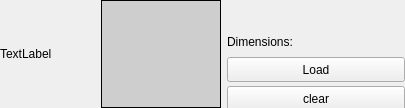
This is src/widgets/texturepicker.ui in jahshaka/Studio as Qt 5 draws it before an edit. The edited form follows.
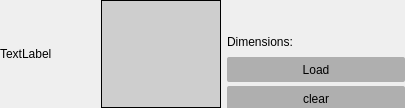
This is the edited form.

What changed in the file:
```diff
--- a/src/widgets/texturepicker.ui
+++ b/src/widgets/texturepicker.ui
@@ -157,6 +157,23 @@
          <height>25</height>
         </size>
        </property>
+       <property name="styleSheet">
+        <string notr="true">
+QPushButton
+{
+background-color: rgb(175, 175, 175);
+border-style: inset;
+border-radius: 2px;
+text-decoration: none;
+color: rgb(0, 0, 0);
+}
+QPushButton:hover
+{
+background-color: rgb(235, 235, 235);
+border-style: inset;
+}
+</string>
+       </property>
        <property name="text">
         <string>Load</string>
        </property>
@@ -176,6 +193,23 @@
          <height>25</height>
         </size>
        </property>
+       <property name="styleSheet">
+        <string notr="true">
+QPushButton
+{
+background-color: rgb(175, 175, 175);
+border-style: inset;
+border-radius: 2px;
+text-decoration: none;
+color: rgb(0, 0, 0);
+}
+QPushButton:hover
+{
+background-color: rgb(235, 235, 235);
+border-style: inset;
+}
+</string>
+       </property>
        <property name="text">
         <string>clear</string>
        </property>
```
